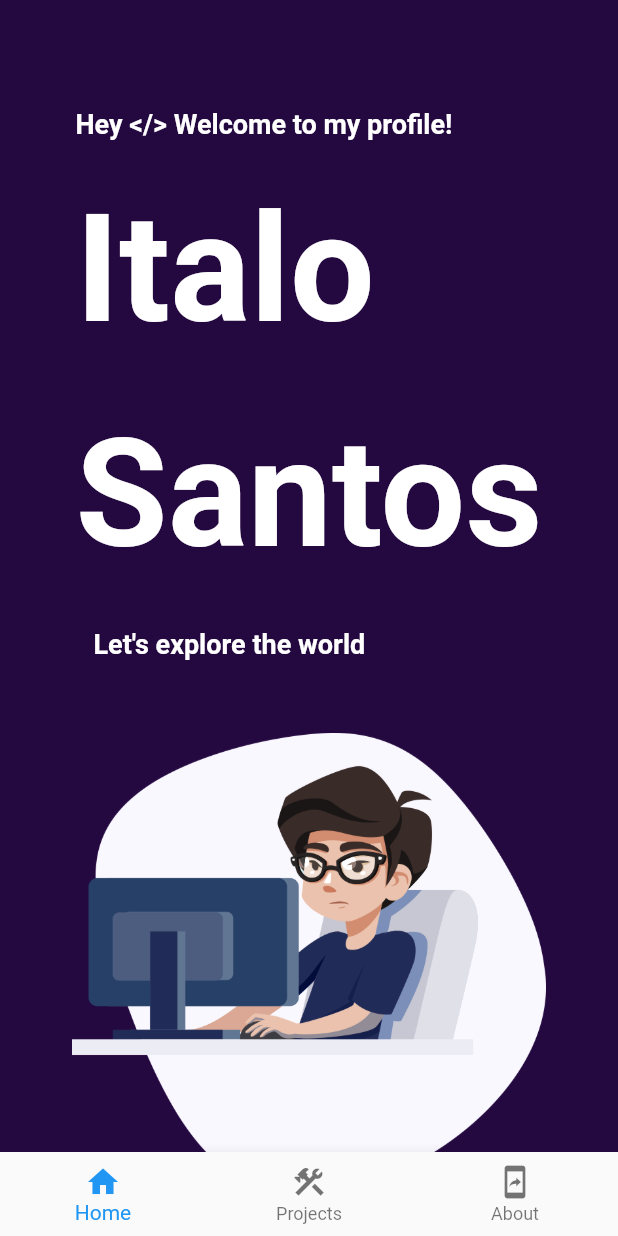
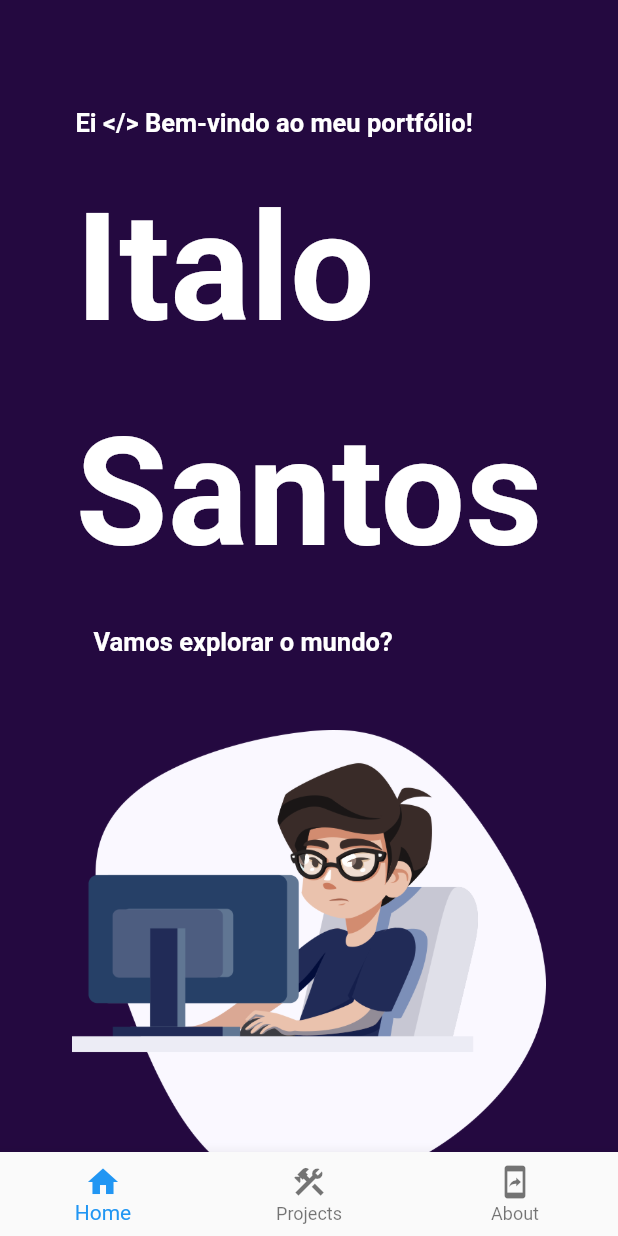
Before and after one commit to italo-santos-dev/profile-demo-flutter, a Flutter app: the screen it shows after launch, on a phone screen of 412 x 824 dp. Run offline on Flutter 3.47's test engine with Material 2 defaults, Android fonts, the phone set to English and light mode, and no system bars; our stand-ins replace flutter_local_notifications, share; missing offline and left inert: animated_card.

Commit message:
profile-dev-italo-santos-refactorie

```diff
--- a/lib/pages/home/widget/small_component_widget.dart
+++ b/lib/pages/home/widget/small_component_widget.dart
@@ -1,6 +1,7 @@
 import 'dart:ui';
 import 'package:flutter/material.dart';
 import 'package:profile_demo/core/app_colors.dart';
+import 'package:profile_demo/core/app_text_style.dart';
 import 'package:profile_demo/core/core.dart';
 
 import 'package:profile_demo/utils/responsive_layout_ultis.dart';
@@ -24,9 +25,9 @@ class SmallComponentWidget extends StatelessWidget {
                 crossAxisAlignment: CrossAxisAlignment.start,
                 children: [
                   Text(
-                    "Hey </> Welcome to my profile!",
+                    "Ei </> Bem-vindo ao meu portfólio!",
                     style: TextStyle(
-                      fontSize: 18,
+                      fontSize: 17,
                       fontWeight: FontWeight.bold,
                       height: 1.5,
                       color: AppColors.white,
@@ -46,9 +47,9 @@ class SmallComponentWidget extends StatelessWidget {
                   Padding(
                     padding: const EdgeInsets.only(left: 12.0, top: 20.0),
                     child: Text(
-                      "Let's explore the world",
+                      "Vamos explorar o mundo?",
                       style: TextStyle(
-                        fontSize: 18,
+                        fontSize: 17,
                         fontWeight: FontWeight.bold,
                         height: 1.5,
                         color: AppColors.white,
```
